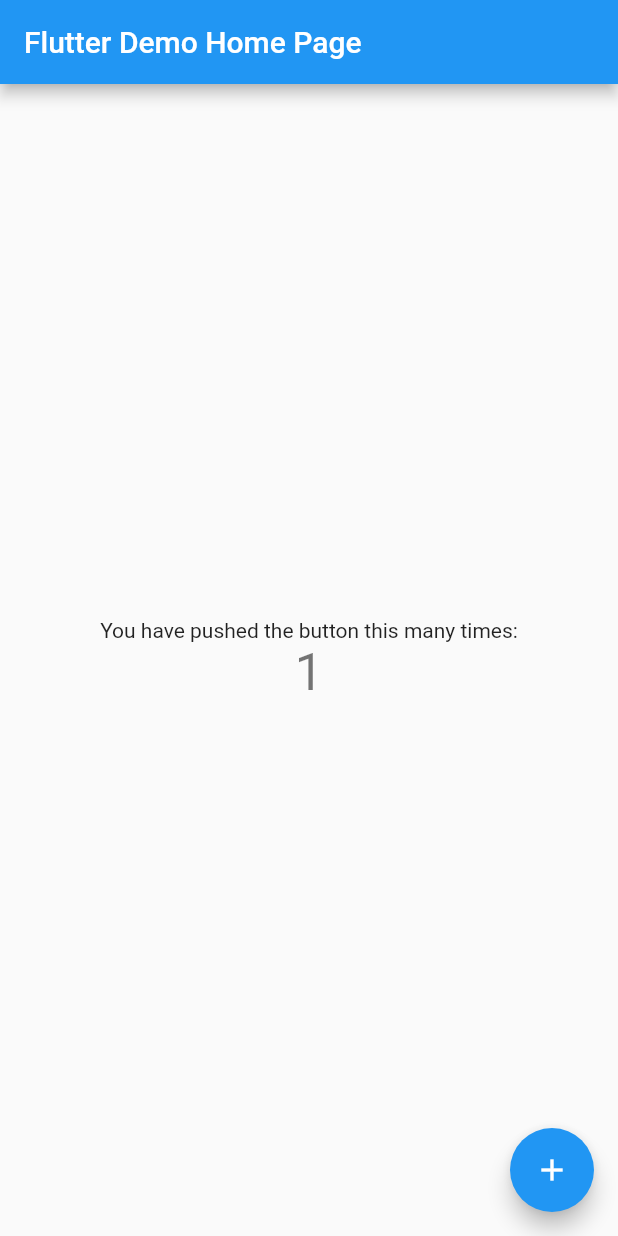
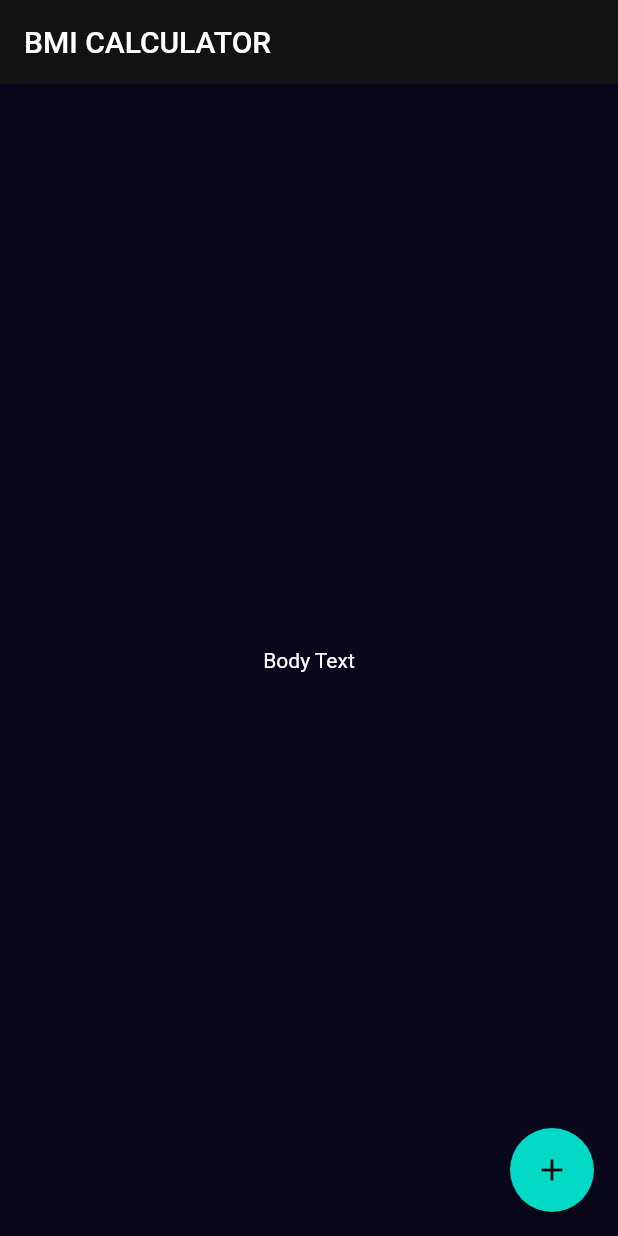
Before and after one commit to alekseigrindev/flutter-07-bmi_calculator, a Flutter app: the screen it shows after launch, after a tap on the "add" icon, on a phone screen of 412 x 824 dp. Run offline on Flutter 3.47's test engine with Material 2 defaults, Android fonts, the phone set to English and light mode, and no system bars.

Commit message:
complete lesson

```diff
--- /dev/null
+++ b/lib/input_page.dart
@@ -0,0 +1,24 @@
+import 'package:flutter/material.dart';
+
+class InputPage extends StatefulWidget {
+  @override
+  _InputPageState createState() => _InputPageState();
+}
+
+class _InputPageState extends State<InputPage> {
+  @override
+  Widget build(BuildContext context) {
+    return Scaffold(
+      appBar: AppBar(
+        title: Text('BMI CALCULATOR'),
+      ),
+      body: Center(
+        child: Text('Body Text'),
+      ),
+      floatingActionButton: FloatingActionButton(
+        onPressed: () {  },
+        child: Icon(Icons.add),
+      ),
+    );
+  }
+}
--- a/lib/main.dart
+++ b/lib/main.dart
@@ -1,115 +1,20 @@
 import 'package:flutter/material.dart';
 
-void main() {
-  runApp(const MyApp());
-}
+import 'input_page.dart';
 
-class MyApp extends StatelessWidget {
-  const MyApp({super.key});
+void main() => runApp(BMICalculator());
 
-  // This widget is the root of your application.
+class BMICalculator extends StatelessWidget {
+
   @override
   Widget build(BuildContext context) {
     return MaterialApp(
-      title: 'Flutter Demo',
-      theme: ThemeData(
-        // This is the theme of your application.
-        //
-        // Try running your application with "flutter run". You'll see the
-        // application has a blue toolbar. Then, without quitting the app, try
-        // changing the primarySwatch below to Colors.green and then invoke
-        // "hot reload" (press "r" in the console where you ran "flutter run",
-        // or simply save your changes to "hot reload" in a Flutter IDE).
-        // Notice that the counter didn't reset back to zero; the application
-        // is not restarted.
-        primarySwatch: Colors.blue,
+      theme: ThemeData.dark().copyWith(
+        colorScheme: const ColorScheme.dark().copyWith(primary: const Color(0xFF08071C),),
+        textTheme: const TextTheme(bodyText1: TextStyle(color: Colors.white)),
+        scaffoldBackgroundColor: const Color(0xFF08071C),
       ),
-      home: const MyHomePage(title: 'Flutter Demo Home Page'),
+      home: InputPage(),
     );
   }
 }
-
-class MyHomePage extends StatefulWidget {
-  const MyHomePage({super.key, required this.title});
-
-  // This widget is the home page of your application. It is stateful, meaning
-  // that it has a State object (defined below) that contains fields that affect
-  // how it looks.
-
-  // This class is the configuration for the state. It holds the values (in this
-  // case the title) provided by the parent (in this case the App widget) and
-  // used by the build method of the State. Fields in a Widget subclass are
-  // always marked "final".
-
-  final String title;
-
-  @override
-  State<MyHomePage> createState() => _MyHomePageState();
-}
-
-class _MyHomePageState extends State<MyHomePage> {
-  int _counter = 0;
-
-  void _incrementCounter() {
-    setState(() {
-      // This call to setState tells the Flutter framework that something has
-      // changed in this State, which causes it to rerun the build method below
-      // so that the display can reflect the updated values. If we changed
-      // _counter without calling setState(), then the build method would not be
-      // called again, and so nothing would appear to happen.
-      _counter++;
-    });
-  }
-
-  @override
-  Widget build(BuildContext context) {
-    // This method is rerun every time setState is called, for instance as done
-    // by the _incrementCounter method above.
-    //
-    // The Flutter framework has been optimized to make rerunning build methods
-    // fast, so that you can just rebuild anything that needs updating rather
-    // than having to individually change instances of widgets.
-    return Scaffold(
-      appBar: AppBar(
-        // Here we take the value from the MyHomePage object that was created by
-        // the App.build method, and use it to set our appbar title.
-        title: Text(widget.title),
-      ),
-      body: Center(
-        // Center is a layout widget. It takes a single child and positions it
-        // in the middle of the parent.
-        child: Column(
-          // Column is also a layout widget. It takes a list of children and
-          // arranges them vertically. By default, it sizes itself to fit its
-          // children horizontally, and tries to be as tall as its parent.
-          //
-          // Invoke "debug painting" (press "p" in the console, choose the
-          // "Toggle Debug Paint" action from the Flutter Inspector in Android
-          // Studio, or the "Toggle Debug Paint" command in Visual Studio Code)
-          // to see the wireframe for each widget.
-          //
-          // Column has various properties to control how it sizes itself and
-          // how it positions its children. Here we use mainAxisAlignment to
-          // center the children vertically; the main axis here is the vertical
-          // axis because Columns are vertical (the cross axis would be
-          // horizontal).
-          mainAxisAlignment: MainAxisAlignment.center,
-          children: <Widget>[
-            const Text(
-              'You have pushed the button this many times:',
-            ),
-            Text(
-              '$_counter',
-              style: Theme.of(context).textTheme.headline4,
-            ),
-          ],
-        ),
-      ),
-      floatingActionButton: FloatingActionButton(
-        onPressed: _incrementCounter,
-        tooltip: 'Increment',
-        child: const Icon(Icons.add),
-      ), // This trailing comma makes auto-formatting nicer for build methods.
-    );
-  }
-}
```
